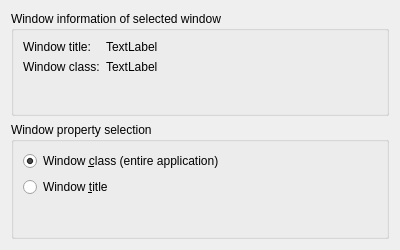
First picture: the form in lib/autokey/qtui/resources/ui/detectdialog.ui, repository autokey/autokey, before the edit.
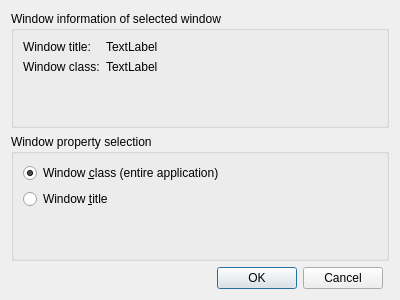
Second picture: the form after the edit.

Commit message: DetectDialog: Converted the dialog ui widget into a QDialog and merged with the DetectDialog class. This removed the KDE dependency on the outer dialog window.

Diff of the .ui file:
```diff
--- a/lib/autokey/qtui/resources/ui/detectdialog.ui
+++ b/lib/autokey/qtui/resources/ui/detectdialog.ui
@@ -1,20 +1,59 @@
 <?xml version="1.0" encoding="UTF-8"?>
 <ui version="4.0">
- <class>Form</class>
- <widget class="QWidget" name="Form">
+ <class>Dialog</class>
+ <widget class="QDialog" name="Dialog">
   <property name="geometry">
    <rect>
     <x>0</x>
     <y>0</y>
     <width>400</width>
-    <height>250</height>
+    <height>300</height>
    </rect>
   </property>
   <property name="windowTitle">
    <string>Form</string>
   </property>
   <layout class="QGridLayout" name="gridLayout">
-   <item row="0" column="0">
+   <item row="1" column="0" rowspan="2" colspan="2">
+    <widget class="QGroupBox" name="property_choice_groupBox">
+     <property name="title">
+      <string>Window property selection</string>
+     </property>
+     <layout class="QVBoxLayout" name="verticalLayout_3">
+      <item>
+       <widget class="QRadioButton" name="classButton">
+        <property name="text">
+         <string>Window &amp;class (entire application)</string>
+        </property>
+        <property name="checked">
+         <bool>true</bool>
+        </property>
+       </widget>
+      </item>
+      <item>
+       <widget class="QRadioButton" name="titleButton">
+        <property name="text">
+         <string>Window &amp;title</string>
+        </property>
+       </widget>
+      </item>
+      <item>
+       <spacer name="verticalSpacer_2">
+        <property name="orientation">
+         <enum>Qt::Vertical</enum>
+        </property>
+        <property name="sizeHint" stdset="0">
+         <size>
+          <width>20</width>
+          <height>40</height>
+         </size>
+        </property>
+       </spacer>
+      </item>
+     </layout>
+    </widget>
+   </item>
+   <item row="0" column="0" colspan="2">
     <widget class="QGroupBox" name="groupBox">
      <property name="layoutDirection">
       <enum>Qt::LeftToRight</enum>
@@ -23,19 +62,6 @@
       <string>Window information of selected window</string>
      </property>
      <layout class="QGridLayout" name="gridLayout_2">
-      <item row="4" column="1">
-       <spacer name="verticalSpacer">
-        <property name="orientation">
-         <enum>Qt::Vertical</enum>
-        </property>
-        <property name="sizeHint" stdset="0">
-         <size>
-          <width>20</width>
-          <height>40</height>
-         </size>
-        </property>
-       </spacer>
-      </item>
       <item row="3" column="1">
        <widget class="QLabel" name="detected_class">
         <property name="text">
@@ -76,34 +102,8 @@
         </property>
        </widget>
       </item>
-     </layout>
-    </widget>
-   </item>
-   <item row="1" column="0">
-    <widget class="QGroupBox" name="property_choice_groupBox">
-     <property name="title">
-      <string>Window property selection</string>
-     </property>
-     <layout class="QVBoxLayout" name="verticalLayout_3">
-      <item>
-       <widget class="QRadioButton" name="classButton">
-        <property name="text">
-         <string>Window &amp;class (entire application)</string>
-        </property>
-        <property name="checked">
-         <bool>true</bool>
-        </property>
-       </widget>
-      </item>
-      <item>
-       <widget class="QRadioButton" name="titleButton">
-        <property name="text">
-         <string>Window &amp;title</string>
-        </property>
-       </widget>
-      </item>
-      <item>
-       <spacer name="verticalSpacer_2">
+      <item row="4" column="0" colspan="2">
+       <spacer name="verticalSpacer">
         <property name="orientation">
          <enum>Qt::Vertical</enum>
         </property>
@@ -118,6 +118,16 @@
      </layout>
     </widget>
    </item>
+   <item row="3" column="0">
+    <widget class="QDialogButtonBox" name="buttonBox">
+     <property name="orientation">
+      <enum>Qt::Horizontal</enum>
+     </property>
+     <property name="standardButtons">
+      <set>QDialogButtonBox::Cancel|QDialogButtonBox::Ok</set>
+     </property>
+    </widget>
+   </item>
   </layout>
  </widget>
  <resources/>
```
Left out of the diff: 37 changed lines with no effect on the pictures. The commit also changes 2 other files.
